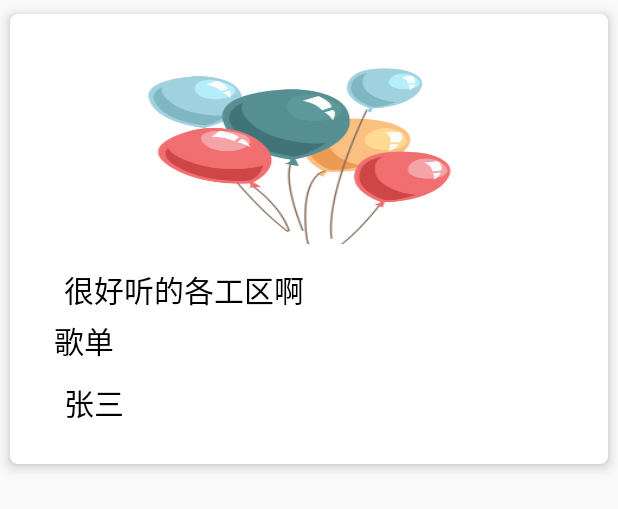
After one commit to baseFramework/kotlin_heima_yy, an Android app: the layout item_yuedan.xml on its own in the app's theme, with its tools: preview values and no code run, on a phone screen of 412 x 824 dp. The commit adds this screen. Shown: the top 509 px of the screen. Run offline under Robolectric (Android 15) with nearby library versions, the phone set to English and light mode, and no system bars.

Commit message:
【P256】悦单条目自定义以及界面适配
悦单条目自定义以及界面适配

```diff
--- a/app/src/main/java/com/example/heimaplayer/presenter/impl/HomePresenterImpl.kt
+++ b/app/src/main/java/com/example/heimaplayer/presenter/impl/HomePresenterImpl.kt
@@ -10,7 +10,6 @@ import com.example.heimaplayer.util.URLProviderUtils
 import com.example.heimaplayer.view.HomeView
 import com.google.gson.Gson
 import com.itheima.player.model.bean.HomeBean
-import kotlinx.android.synthetic.main.fragment_home.*
 import okhttp3.*
 import java.io.IOException
 
--- a/app/src/main/java/com/example/heimaplayer/ui/fragment/HomeFragment.kt
+++ b/app/src/main/java/com/example/heimaplayer/ui/fragment/HomeFragment.kt
@@ -9,14 +9,14 @@ import com.example.heimaplayer.base.BaseFragment
 import com.example.heimaplayer.presenter.impl.HomePresenterImpl
 import com.example.heimaplayer.view.HomeView
 import com.itheima.player.model.bean.HomeItemBean
-import kotlinx.android.synthetic.main.fragment_home.*
+import kotlinx.android.synthetic.main.fragment_list.*
 class HomeFragment:BaseFragment(),HomeView {
 
     //适配
     val adapter by lazy { HomeAdapter() }
     val presenter by lazy { HomePresenterImpl(this) }
     override fun initView(): View? {
-      return View.inflate(context, R.layout.fragment_home,null)
+      return View.inflate(context, R.layout.fragment_list,null)
     }
 
     override fun initListener(){
--- /dev/null
+++ b/app/src/main/res/layout/item_yuedan.xml
@@ -0,0 +1,73 @@
+<?xml version="1.0" encoding="utf-8"?>
+<androidx.cardview.widget.CardView android:layout_width="match_parent"
+        android:layout_height="wrap_content"
+        xmlns:android="http://schemas.android.com/apk/res/android"
+        xmlns:app="http://schemas.android.com/apk/res-auto"
+        app:cardElevation="5dp"
+        app:cardUseCompatPadding="true"
+        app:cardCornerRadius="5dp"
+        >
+    <RelativeLayout
+            android:orientation="vertical" android:layout_width="match_parent"
+            android:padding="10dp"
+            android:layout_height="300dp">
+        <ImageView
+                android:id="@+id/bg"
+                android:scaleType="centerCrop"
+                android:background="@mipmap/default_splash_bg"
+                android:layout_width="match_parent"
+                android:layout_height="match_parent" />
+
+        <ImageView
+                android:id="@+id/author_image"
+                android:layout_width="wrap_content"
+                android:layout_height="wrap_content"
+                android:layout_alignParentBottom="true"
+                android:layout_marginTop="10dp"
+                android:layout_marginBottom="5dp"
+                />
+
+        <TextView
+                android:id="@+id/count"
+                android:layout_width="wrap_content"
+                android:layout_height="wrap_content"
+                android:layout_alignParentBottom="true"
+                android:layout_marginLeft="19dp"
+                android:layout_marginBottom="57dp"
+                android:layout_toRightOf="@+id/image"
+                android:maxLines="1"
+                android:text="歌单"
+                android:textColor="#000"
+                android:textSize="20sp" />
+
+        <TextView
+                android:id="@+id/author_name"
+                android:layout_width="wrap_content"
+                android:layout_height="wrap_content"
+                android:layout_above="@id/count"
+                android:layout_alignParentBottom="true"
+                android:layout_marginLeft="26dp"
+                android:layout_marginBottom="16dp"
+                android:layout_toRightOf="@+id/image"
+                android:maxLines="1"
+                android:text="张三"
+                android:textColor="#000"
+                android:textSize="20sp" />
+
+        <TextView
+                android:id="@+id/title"
+                android:layout_width="wrap_content"
+                android:layout_height="wrap_content"
+                android:layout_above="@id/author_name"
+                android:layout_alignParentBottom="true"
+                android:layout_marginLeft="26dp"
+                android:layout_marginBottom="91dp"
+                android:layout_toRightOf="@+id/image"
+                android:maxLines="1"
+                android:text="很好听的各工区啊"
+                android:textColor="#000"
+                android:textSize="20sp" />
+
+
+    </RelativeLayout>
+</androidx.cardview.widget.CardView>
```
Also changed, not shown: app/src/main/java/com/example/heimaplayer/adapter/YueDanAdapter.kt (added, +23 -0 lines), app/src/main/java/com/example/heimaplayer/ui/fragment/YueDanFragment.kt (+13 -5 lines), app/src/main/java/com/example/heimaplayer/widget/YueDanItemView.kt (added, +18 -0 lines), app/src/main/res/layout/fragment_list.xml (added, +16 -0 lines).
